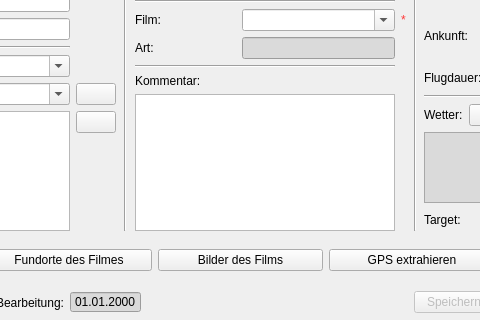
First picture: the form in APIS/forms/apis_film_form.ui, repository APIS-Luftbildarchiv/APIS, before the edit; both pictures show x 195 to 675 and y 200 to 520 of the 870 by 520 pixel window.
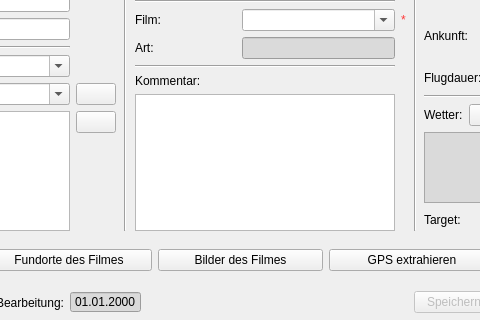
Second picture: the form after the edit. Icons and pictures are not drawn.

What changed in the file:
```diff
--- a/APIS/forms/apis_film_form.ui
+++ b/APIS/forms/apis_film_form.ui
@@ -299,7 +299,7 @@
     <item>
      <widget class="QPushButton" name="uiListImagesOfFilmBtn">
       <property name="text">
-       <string>Bilder des Films</string>
+       <string>Bilder des Filmes</string>
       </property>
       <property name="icon">
        <iconset resource="resource.qrc">
```
Left out of the diff: 18 changed lines with no effect on the pictures.
